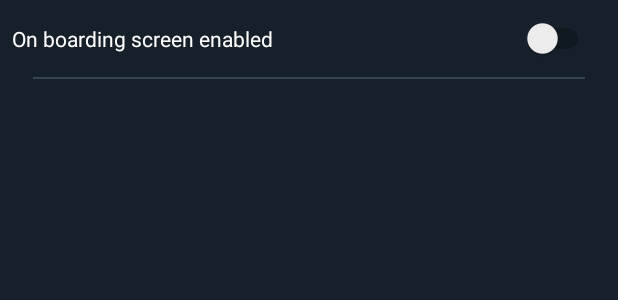
After one commit to jomavf/ClanBattles, an Android app: the layout activity_settings.xml on its own in the app's theme, with its tools: preview values and no code run, on a phone screen of 412 x 824 dp. The commit adds this screen. Shown: the top 300 px of the screen. Run offline under Robolectric (Android 15) with nearby library versions, the phone set to English and light mode, and no system bars; Roboto replaces fonts that are not available here.

Commit message:
onBoarding showing once working

```diff
--- a/app/src/main/java/com/zetagh/clanbattles/viewcontrollers/activities/AccountActivity.kt
+++ b/app/src/main/java/com/zetagh/clanbattles/viewcontrollers/activities/AccountActivity.kt
@@ -98,7 +98,7 @@ class AccountActivity : AppCompatActivity(),GoogleApiClient.OnConnectionFailedLi
     }
 
     private fun initializeRecyclerView() {
-        val myAccount = AccountSettings(1,R.drawable.ic_settings_black_24dp,"My account")
+        val myAccount = AccountSettings(1,R.drawable.ic_settings_black_24dp,"Settings")
         val signOut = AccountSettings(2,R.drawable.ic_open_in_new_black_24dp,"Sign Out")
         listConfiguration = ArrayList()
         listConfiguration.add(myAccount)
--- a/app/src/main/java/com/zetagh/clanbattles/viewcontrollers/activities/LoginActivity.kt
+++ b/app/src/main/java/com/zetagh/clanbattles/viewcontrollers/activities/LoginActivity.kt
@@ -34,11 +34,11 @@ class LoginActivity : AppCompatActivity(), GoogleApiClient.OnConnectionFailedLis
 
         loginButton.setOnClickListener {
             val context = it.context
-            context.startActivity(Intent(context,OnBoardingActivity::class.java))
+            context.startActivity(Intent(context,MainActivity::class.java))
         }
 
+
         signInButtonCustomize()
-
         signInButton.setOnClickListener {
             val intent = Auth.GoogleSignInApi.getSignInIntent(googleApiClient)
             startActivityForResult(intent,SIGN_IN_CODE)
@@ -69,7 +69,7 @@ class LoginActivity : AppCompatActivity(), GoogleApiClient.OnConnectionFailedLis
     }
 
     private fun goMainScreen() {
-        val intent = Intent(this,OnBoardingActivity::class.java)
+        val intent = Intent(this,MainActivity::class.java)
         intent.addFlags(Intent.FLAG_ACTIVITY_CLEAR_TOP)
         intent.addFlags(Intent.FLAG_ACTIVITY_CLEAR_TASK)
         intent.addFlags(Intent.FLAG_ACTIVITY_NEW_TASK)
--- a/app/src/main/res/layout/activity_on_boarding.xml
+++ b/app/src/main/res/layout/activity_on_boarding.xml
@@ -40,7 +40,7 @@
             app:layout_constraintBottom_toBottomOf="parent" />
 
         <android.support.design.button.MaterialButton
-            android:id="@+id/btnOnboarding"
+            android:id="@+id/continueBottom"
             android:layout_width="match_parent"
             android:layout_height="wrap_content"
             android:layout_marginBottom="8dp"
--- /dev/null
+++ b/app/src/main/res/layout/activity_settings.xml
@@ -0,0 +1,39 @@
+<?xml version="1.0" encoding="utf-8"?>
+<android.support.constraint.ConstraintLayout xmlns:android="http://schemas.android.com/apk/res/android"
+    xmlns:app="http://schemas.android.com/apk/res-auto"
+    xmlns:tools="http://schemas.android.com/tools"
+    android:layout_width="match_parent"
+    android:layout_height="match_parent"
+    tools:context=".viewcontrollers.activities.SettingsActivity">
+
+
+    <TextView
+        android:id="@+id/textView3"
+        android:layout_width="wrap_content"
+        android:layout_height="wrap_content"
+        android:layout_marginStart="8dp"
+        android:layout_marginTop="16dp"
+        android:text="On boarding screen enabled"
+        app:layout_constraintStart_toStartOf="parent"
+        app:layout_constraintTop_toTopOf="parent" />
+
+    <Switch
+        android:id="@+id/switchOnBoarding"
+        android:layout_width="wrap_content"
+        android:layout_height="wrap_content"
+        android:layout_marginEnd="16dp"
+        android:layout_marginTop="12dp"
+        android:checked="false"
+        app:layout_constraintEnd_toEndOf="parent"
+        app:layout_constraintTop_toTopOf="parent" />
+
+    <View
+        android:id="@+id/divider2"
+        android:layout_width="368dp"
+        android:layout_height="1dp"
+        android:layout_marginTop="16dp"
+        android:background="@color/colorDivider"
+        app:layout_constraintEnd_toEndOf="parent"
+        app:layout_constraintStart_toStartOf="parent"
+        app:layout_constraintTop_toBottomOf="@+id/textView3" />
+</android.support.constraint.ConstraintLayout>
```
Also changed, not shown: app/src/main/AndroidManifest.xml (+8 -5 lines), app/src/main/java/com/zetagh/clanbattles/models/SettingsRepository.kt (added, +26 -0 lines), app/src/main/java/com/zetagh/clanbattles/viewcontrollers/activities/MainActivity.kt (+9 -5 lines), app/src/main/java/com/zetagh/clanbattles/viewcontrollers/activities/OnBoardingActivity.kt (+11 -2 lines), app/src/main/java/com/zetagh/clanbattles/viewcontrollers/activities/SettingsActivity.kt (added, +24 -0 lines), app/src/main/java/com/zetagh/clanbattles/viewcontrollers/adapters/AccountAdapter.kt (+5 -2 lines), app/src/main/res/layout/activity_log_out.xml (+9 -3 lines).
